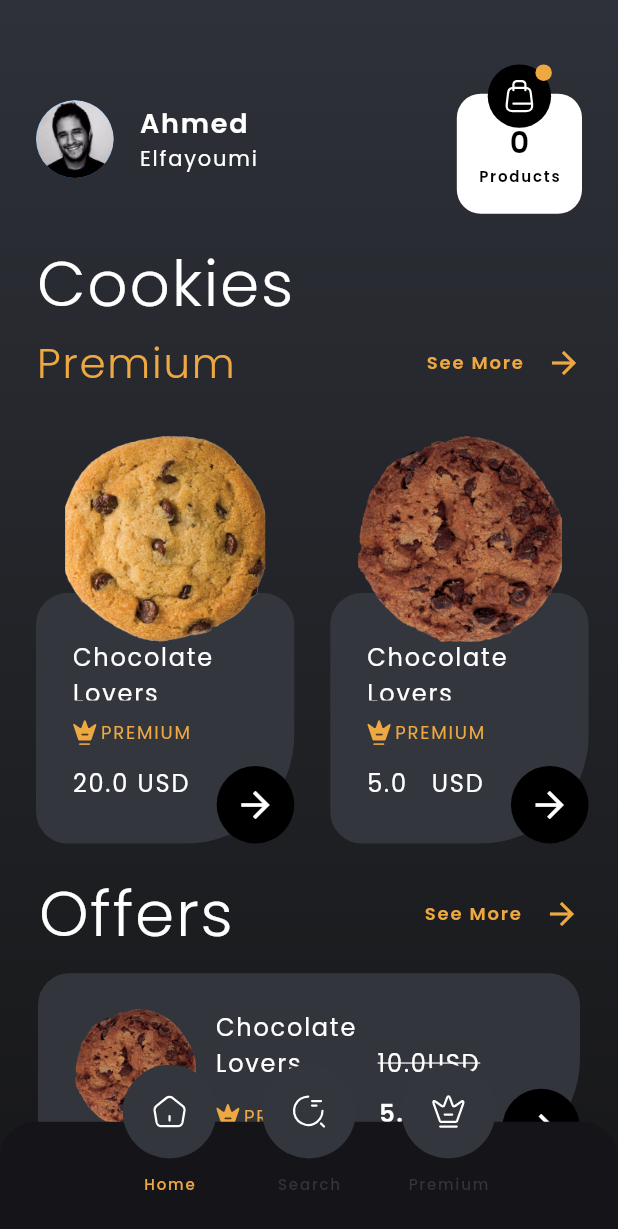
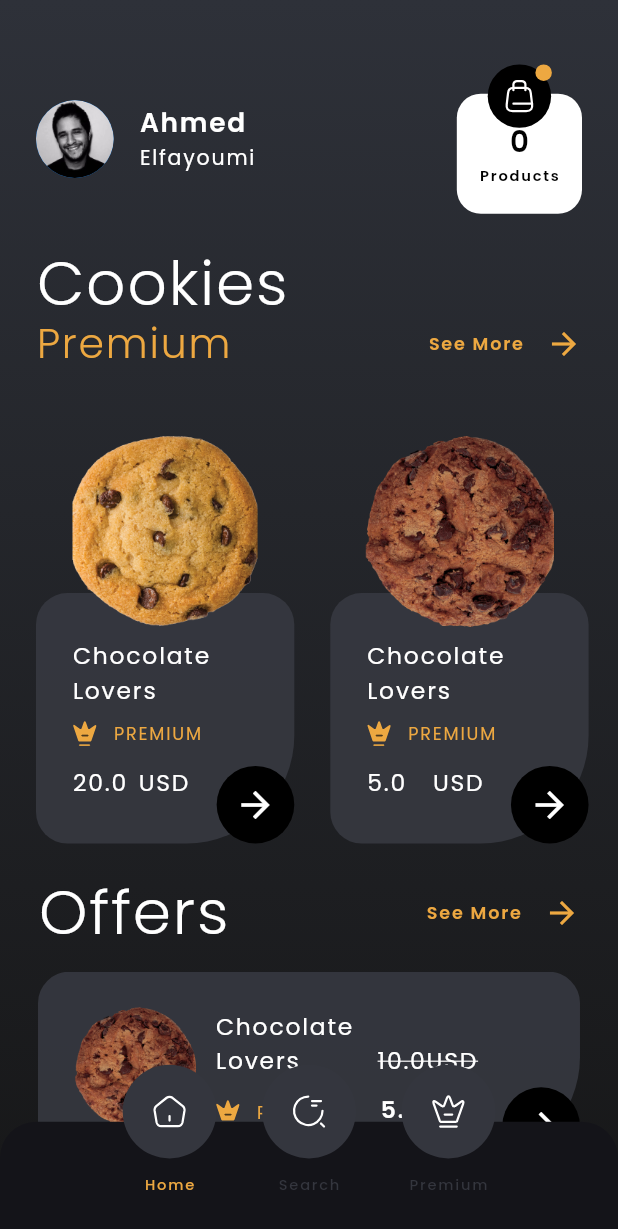
Before and after one commit to dola99/webkeys, a Flutter app: the screen it shows after launch, on a phone screen of 412 x 824 dp. Shown: the top 1229 px of the screen. Run offline on Flutter 3.47's test engine with Material 2 defaults, Android fonts, the phone set to English and light mode, and no system bars; our stand-ins replace flutter_screenutil, flutter_svg.

Commit message:
fix textscaleformat

```diff
--- a/lib/constant/constant.dart
+++ b/lib/constant/constant.dart
@@ -1,4 +1,5 @@
 import 'package:flutter/material.dart';
+import 'package:flutter_screenutil/flutter_screenutil.dart';
 import 'package:webkeys_task/constant/font_uitls.dart';
 
 class Constant {
@@ -15,4 +16,16 @@ class Constant {
     letterSpacing: 1.2,
     color: Colors.black,
   );
+
+  double convertFigmaFontSizeToSp(double figmaFontSize, BuildContext context) {
+    final screenWidth = ScreenUtil().screenWidth;
+    final pixelDensity = screenWidth /
+        375; // Assuming Figma design is based on iPhone 6/7/8 screen width (375 pixels)
+
+    // Convert Figma font size in pixels to sp
+    final spFontSize =
+        figmaFontSize * pixelDensity / MediaQuery.textScaleFactorOf(context);
+
+    return spFontSize;
+  }
 }
--- a/lib/feature/home/view/screens/home_screen.dart
+++ b/lib/feature/home/view/screens/home_screen.dart
@@ -16,6 +16,7 @@ class HomeScreen extends StatelessWidget {
       extendBody: true,
       bottomNavigationBar: const NavBarHome(),
       body: SingleChildScrollView(
+        physics: const BouncingScrollPhysics(),
         child: BackgroundContainer(
           child: Column(
             children: [
--- a/lib/feature/home/view/widgets/cookie_offers_card.dart
+++ b/lib/feature/home/view/widgets/cookie_offers_card.dart
@@ -59,7 +59,7 @@ class CookieOffersCard extends StatelessWidget {
                               text: cookieModel.cookieName,
                               textStyle: Constant.myTextStyle.copyWith(
                                   fontWeight: FontWeight.w400,
-                                  fontSize: 16,
+                                  fontSize: 16.sp,
                                   color: ColorUitls.mainTextColor),
                             ),
                           ),
@@ -67,7 +67,7 @@ class CookieOffersCard extends StatelessWidget {
                             text: '${cookieModel.priceBeforeDiscount}USD',
                             textStyle: Constant.myTextStyle.copyWith(
                                 fontWeight: FontWeight.w400,
-                                fontSize: 16,
+                                fontSize: 16.sp,
                                 decoration: TextDecoration.lineThrough,
                                 color: ColorUitls.mainTextColor),
                           )
@@ -82,13 +82,13 @@ class CookieOffersCard extends StatelessWidget {
                         children: [
                           const PremiumWidget(),
                           SizedBox(
-                            width: 28.w,
+                            width: 22.w,
                           ),
                           CustomText(
                             text: '${cookieModel.price}USD',
                             textStyle: Constant.myTextStyle.copyWith(
                                 fontWeight: FontWeight.w600,
-                                fontSize: 16,
+                                fontSize: 16.sp,
                                 color: ColorUitls.mainTextColor),
                           )
                         ],
--- a/lib/feature/home/view/widgets/cookie_premium_card.dart
+++ b/lib/feature/home/view/widgets/cookie_premium_card.dart
@@ -40,12 +40,12 @@ class CookiePremiumCard extends StatelessWidget {
                   children: [
                     SizedBox(
                       width: 102.w,
-                      height: 41.64.h,
+                      height: 43.h,
                       child: CustomText(
                         text: cookieModel.cookieName,
                         textStyle: Constant.myTextStyle.copyWith(
                           fontWeight: FontWeight.w400,
-                          fontSize: 16,
+                          fontSize: 16.sp,
                           color: ColorUitls.mainTextColor,
                         ),
                       ),
@@ -69,8 +69,8 @@ class CookiePremiumCard extends StatelessWidget {
           Align(
             alignment: Alignment.topCenter,
             child: SizedBox(
-              width: 130.w,
-              height: 130.w,
+              width: 130.h,
+              height: 130.h,
               child: Image.asset(cookieModel.cookieImagePath),
             ),
           ),
--- a/lib/feature/home/view/widgets/header_cookie_premium.dart
+++ b/lib/feature/home/view/widgets/header_cookie_premium.dart
@@ -16,12 +16,15 @@ class HeaderCookiePremiumContainer extends StatelessWidget {
       child: Column(
         crossAxisAlignment: CrossAxisAlignment.start,
         children: [
-          CustomText(
-            text: 'Cookies',
-            textStyle: Constant.myTextStyle.copyWith(
-                fontWeight: FontWeight.w300,
-                fontSize: 42,
-                color: ColorUitls.mainTextColor),
+          SizedBox(
+            height: 52.h,
+            child: CustomText(
+              text: 'Cookies',
+              textStyle: Constant.myTextStyle.copyWith(
+                  fontWeight: FontWeight.w300,
+                  fontSize: 42.sp,
+                  color: ColorUitls.mainTextColor),
+            ),
           ),
           Row(
             mainAxisAlignment: MainAxisAlignment.spaceBetween,
@@ -31,7 +34,7 @@ class HeaderCookiePremiumContainer extends StatelessWidget {
                 text: 'Premium',
                 textStyle: Constant.myTextStyle.copyWith(
                     fontWeight: FontWeight.w300,
-                    fontSize: 28,
+                    fontSize: 28.sp,
                     color: ColorUitls.accentColor),
               ),
               // ignore: prefer_const_constructors
--- a/lib/feature/home/view/widgets/header_offer_section.dart
+++ b/lib/feature/home/view/widgets/header_offer_section.dart
@@ -1,4 +1,5 @@
 import 'package:flutter/material.dart';
+import 'package:flutter_screenutil/flutter_screenutil.dart';
 import 'package:webkeys_task/constant/colors.dart';
 import 'package:webkeys_task/constant/constant.dart';
 import 'package:webkeys_task/widgets/custom_text.dart';
@@ -16,7 +17,7 @@ class HeadersOffersSections extends StatelessWidget {
           text: 'Offers',
           textStyle: Constant.myTextStyle.copyWith(
               fontWeight: FontWeight.w300,
-              fontSize: 42,
+              fontSize: 42.sp,
               color: ColorUitls.mainTextColor),
         ),
         const SeeMoreWidget(),
--- a/lib/feature/home/view/widgets/listview_cookie_premium.dart
+++ b/lib/feature/home/view/widgets/listview_cookie_premium.dart
@@ -16,6 +16,7 @@ class ListViewCookiePremium extends StatelessWidget {
         child: ListView.separated(
           separatorBuilder: (context, index) =>
               const SizedBox(width: Constant.generalPaddingHorizantel),
+          physics: const BouncingScrollPhysics(),
           scrollDirection: Axis.horizontal,
           padding: const EdgeInsets.symmetric(
               horizontal: Constant.generalPaddingHorizantel),
--- a/lib/feature/nav_bar/navbar_tabs.dart
+++ b/lib/feature/nav_bar/navbar_tabs.dart
@@ -42,7 +42,7 @@ class NavBarTab extends StatelessWidget {
                 text: nameOfTab,
                 textStyle: Constant.myTextStyle.copyWith(
                     fontWeight: FontWeight.w500,
-                    fontSize: 10,
+                    fontSize: 10.sp,
                     color: isSelected
                         ? ColorUitls.accentColor
                         : ColorUitls.navBarTabColor),
--- a/lib/main.dart
+++ b/lib/main.dart
@@ -15,11 +15,15 @@ class StartPoint extends StatelessWidget {
     return ScreenUtilInit(
       designSize: const Size(390, 844),
       minTextAdapt: true,
-      splitScreenMode: true,
+      useInheritedMediaQuery: false,
+      splitScreenMode: false,
       builder: (context, child) {
         return MaterialApp(
           debugShowCheckedModeBanner: false,
-          theme: ThemeData(scaffoldBackgroundColor: ColorUitls.backgroundColor),
+          theme: ThemeData(
+            scaffoldBackgroundColor: ColorUitls.backgroundColor,
+            textTheme: Typography.englishLike2018.apply(fontSizeFactor: 1.sp),
+          ),
           home: child,
         );
       },
--- a/lib/widgets/cart_widget.dart
+++ b/lib/widgets/cart_widget.dart
@@ -33,14 +33,14 @@ class CartWidget extends StatelessWidget {
                     text: countOfProducts.toString(),
                     textStyle: Constant.myTextStyle.copyWith(
                         fontWeight: FontWeight.w600,
-                        fontSize: 20,
+                        fontSize: 20.sp,
                         color: ColorUitls.blackColor),
                   ),
                   CustomText(
                     text: 'Products',
                     textStyle: Constant.myTextStyle.copyWith(
                         fontWeight: FontWeight.w600,
-                        fontSize: 10,
+                        fontSize: 10.sp,
                         color: ColorUitls.blackColor),
                   )
                 ],
--- a/lib/widgets/premium_widget.dart
+++ b/lib/widgets/premium_widget.dart
@@ -11,7 +11,7 @@ class PremiumWidget extends StatelessWidget {
   @override
   Widget build(BuildContext context) {
     return SizedBox(
-      width: 75.w,
+      width: 82.w,
       height: 20.h,
       child: Row(
         mainAxisAlignment: MainAxisAlignment.spaceBetween,
@@ -22,7 +22,7 @@ class PremiumWidget extends StatelessWidget {
             textStyle: Constant.myTextStyle.copyWith(
                 color: ColorUitls.accentColor,
                 fontWeight: FontWeight.w400,
-                fontSize: 12),
+                fontSize: 12.sp),
           )
         ],
       ),
--- a/lib/widgets/price_widget.dart
+++ b/lib/widgets/price_widget.dart
@@ -21,17 +21,14 @@ class PriceWidget extends StatelessWidget {
             textStyle: Constant.myTextStyle.copyWith(
                 color: ColorUitls.mainTextColor,
                 fontWeight: FontWeight.w400,
-                fontSize: 16),
-          ),
-          SizedBox(
-            width: 3.w,
+                fontSize: 16.sp),
           ),
           CustomText(
             text: 'USD',
             textStyle: Constant.myTextStyle.copyWith(
                 color: ColorUitls.mainTextColor,
                 fontWeight: FontWeight.w400,
-                fontSize: 16),
+                fontSize: 16.sp),
           )
         ],
       ),
--- a/lib/widgets/see_more_widget.dart
+++ b/lib/widgets/see_more_widget.dart
@@ -20,7 +20,7 @@ class SeeMoreWidget extends StatelessWidget {
             text: 'See More',
             textStyle: Constant.myTextStyle.copyWith(
                 fontWeight: FontWeight.w600,
-                fontSize: 12,
+                fontSize: 12.sp,
                 color: ColorUitls.accentColor),
           ),
           SizedBox(
--- a/lib/widgets/user_circle_avatar.dart
+++ b/lib/widgets/user_circle_avatar.dart
@@ -29,14 +29,14 @@ class CircleAvater extends StatelessWidget {
                   text: 'Ahmed',
                   textStyle: Constant.myTextStyle.copyWith(
                       fontWeight: FontWeight.w600,
-                      fontSize: 18,
+                      fontSize: 18.sp,
                       color: ColorUitls.mainTextColor),
                 ),
                 CustomText(
                   text: 'Elfayoumi',
                   textStyle: Constant.myTextStyle.copyWith(
                       fontWeight: FontWeight.w400,
-                      fontSize: 14,
+                      fontSize: 14.sp,
                       color: ColorUitls.mainTextColor),
                 ),
               ],
```
